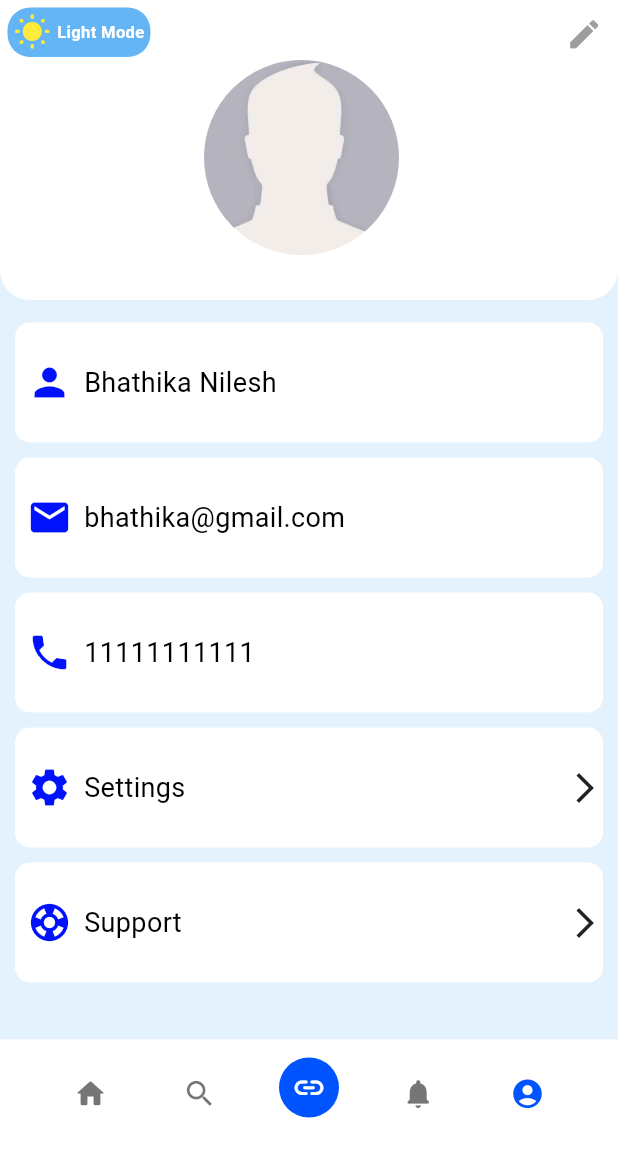
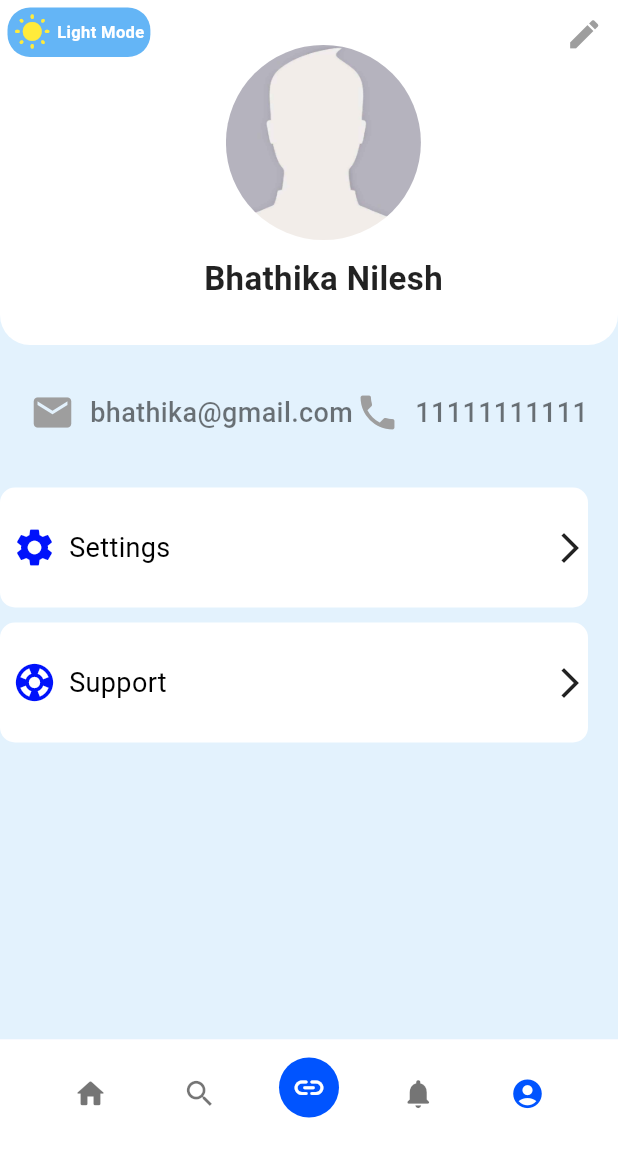
Before and after one commit to bhathiknk/linkcash_app, a Flutter app: the screen it shows after launch, item 5 of the bottom bar chosen, on a phone screen of 412 x 824 dp, the part 84-1236 px from its top. Run offline on Flutter 3.47's test engine with Material 3 defaults, Android fonts, the phone set to English and light mode, and no system bars; our stand-ins replace connectivity_plus, image_picker, shared_preferences, table_calendar; missing offline and left inert: flutter_share.

Commit message:
profile page user details show layer modified

```diff
--- a/lib/MainScreens/Profile_Screen.dart
+++ b/lib/MainScreens/Profile_Screen.dart
@@ -26,7 +26,8 @@ class _ProfilePageState extends State<ProfilePage> {
 
   /// Checks initial network connectivity status
   Future<void> _checkInitialConnectivity() async {
-    var initialConnectivityResult = await _connectivityService.checkInitialConnectivity();
+    var initialConnectivityResult =
+    await _connectivityService.checkInitialConnectivity();
     setState(() {
       _initialConnectivityResult = initialConnectivityResult;
       _isInitialCheckComplete = true;
@@ -53,10 +54,11 @@ class _ProfilePageState extends State<ProfilePage> {
             return const Center(child: CircularProgressIndicator());
           } else {
             // Check network connectivity and display relevant content
-            ConnectivityResult? result = snapshot.data ?? _initialConnectivityResult;
+            ConnectivityResult? result =
+                snapshot.data ?? _initialConnectivityResult;
             if (result == ConnectivityResult.none) {
               // Display no internet connection UI
-              return  NoInternetUI();
+              return NoInternetUI();
             } else {
               // Display profile page content if connected
               return _buildProfilePageContent(context);
@@ -79,16 +81,47 @@ class _ProfilePageState extends State<ProfilePage> {
     return Container(
       color: DarkModeHandler.getBackgroundColor(),
       child: Column(
+        crossAxisAlignment: CrossAxisAlignment.start,
         children: [
           _buildProfileHeader(context),
-          const SizedBox(height: 10),
-          _buildProfileDetails(),
+          const SizedBox(height: 20),
+          Padding(
+            padding:
+            const EdgeInsets.symmetric(horizontal: 20.0, vertical: 10.0),
+            child: Row(
+              mainAxisAlignment: MainAxisAlignment.spaceBetween,
+              children: [
+                _buildProfileDetail(
+                  icon: Icons.email,
+                  text: 'bhathika@gmail.com',
+                  iconColor: Colors.grey,
+                ),
+                _buildProfileDetail(
+                  icon: Icons.phone,
+                  text: '11111111111',
+                  iconColor: Colors.grey,
+                ),
+              ],
+            ),
+          ),
+          const SizedBox(height: 20),
+          // Display the settings and support containers
+          _buildProfileItem(
+            icon: Icons.settings,
+            title: 'Settings',
+            showArrow: true,
+          ),
+          _buildProfileItem(
+            icon: Icons.support,
+            title: 'Support',
+            showArrow: true,
+          ),
         ],
       ),
     );
   }
 
-  /// Builds the profile header with user image and edit options
+  /// Builds the profile header with user image, name, and edit options
   Widget _buildProfileHeader(BuildContext context) {
     return Stack(
       children: [
@@ -101,7 +134,7 @@ class _ProfilePageState extends State<ProfilePage> {
               bottomRight: Radius.circular(20),
             ),
           ),
-          height: 200,
+          height: 230,
         ),
         // Edit icon positioned at the top right
         const Positioned(
@@ -111,18 +144,30 @@ class _ProfilePageState extends State<ProfilePage> {
         ),
         // Profile image container in the center
         Positioned(
-          top: 40,
+          top: 30,
           left: MediaQuery.of(context).size.width / 2 - 70,
-          child: Container(
+          child: Column(
+            children: [
+              Container(
                 width: 130,
                 height: 130,
-
                 child: ClipOval(
                   child: Image.asset(
                     'lib/images/coverimage.jpg',
                     fit: BoxFit.cover,
                   ),
                 ),
+              ),
+              const SizedBox(height: 10),
+              const Text(
+                'Bhathika Nilesh',
+                style: TextStyle(
+                  fontSize: 22,
+                  fontWeight: FontWeight.bold,
+                  color: Colors.black87,
+                ),
+              ),
+            ],
           ),
         ),
         // Dark mode toggle button
@@ -147,7 +192,9 @@ class _ProfilePageState extends State<ProfilePage> {
                 mainAxisSize: MainAxisSize.min,
                 children: [
                   Icon(
-                    isDarkMode ? Icons.nightlight_round : Icons.wb_sunny_rounded,
+                    isDarkMode
+                        ? Icons.nightlight_round
+                        : Icons.wb_sunny_rounded,
                     size: 25,
                     color: Colors.yellow,
                   ),
@@ -169,32 +216,31 @@ class _ProfilePageState extends State<ProfilePage> {
     );
   }
 
-  /// Builds the list of profile details like name, email, and settings
-  Widget _buildProfileDetails() {
-    // Details to be displayed in the profile
-    final List<Map<String, dynamic>> profileItems = [
-      {'icon': Icons.person, 'title': 'Bhathika Nilesh'},
-      {'icon': Icons.email, 'title': 'bhathika@gmail.com'},
-      {'icon': Icons.phone, 'title': '11111111111'},
-      {'icon': Icons.settings, 'title': 'Settings'},
-      {'icon': Icons.support, 'title': 'Support'},
-    ];
-
-    // Builds a column of profile items
-    return Column(
-      crossAxisAlignment: CrossAxisAlignment.start,
-      children: profileItems.map((item) {
-        return _buildProfileItem(
-          icon: item['icon'],
-          title: item['title'],
-          showArrow: item['title'] == 'Settings' || item['title'] == 'Support',
-        );
-      }).toList(),
+  /// Builds a profile detail with an icon and text
+  Widget _buildProfileDetail({
+    required IconData icon,
+    required String text,
+    required Color iconColor,
+  }) {
+    return Row(
+      children: [
+        Icon(icon, size: 30, color: iconColor),
+        const SizedBox(width: 10),
+        Text(
+          text,
+          style: const TextStyle(
+            fontSize: 18,
+            fontWeight: FontWeight.w500,
+            color: Colors.black54,
+          ),
+        ),
+      ],
     );
   }
 
   /// Builds a single profile item row with icon, title, and optional arrow
-  Widget _buildProfileItem({required IconData icon, required String title, bool showArrow = false}) {
+  Widget _buildProfileItem(
+      {required IconData icon, required String title, bool showArrow = false}) {
     return Padding(
       padding: const EdgeInsets.symmetric(vertical: 5.0),
       child: Container(
--- a/lib/MainScreens/Search_Screen.dart
+++ b/lib/MainScreens/Search_Screen.dart
@@ -54,8 +54,13 @@ class _SearchPageState extends State<SearchPage> {
   Widget build(BuildContext context) {
     return Scaffold(
       appBar: AppBar(
-        title: const Text('Search'),
+        automaticallyImplyLeading: false,
         backgroundColor: DarkModeHandler.getAppBarColor(),
+        title: const Text(
+          'Profile',
+          style: TextStyle(color: Colors.white),
+        ),
+        centerTitle: true,
       ),
       backgroundColor: DarkModeHandler.getBackgroundColor(),
       body: SingleChildScrollView(
```
Lines whose indentation alone changed are shown as unchanged.
